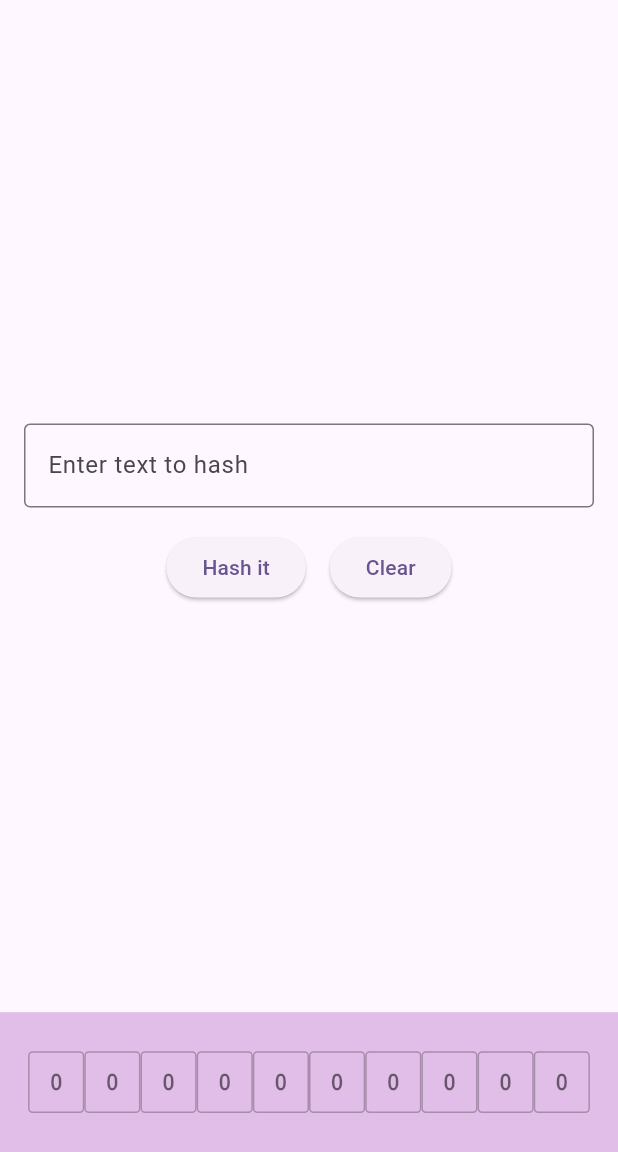
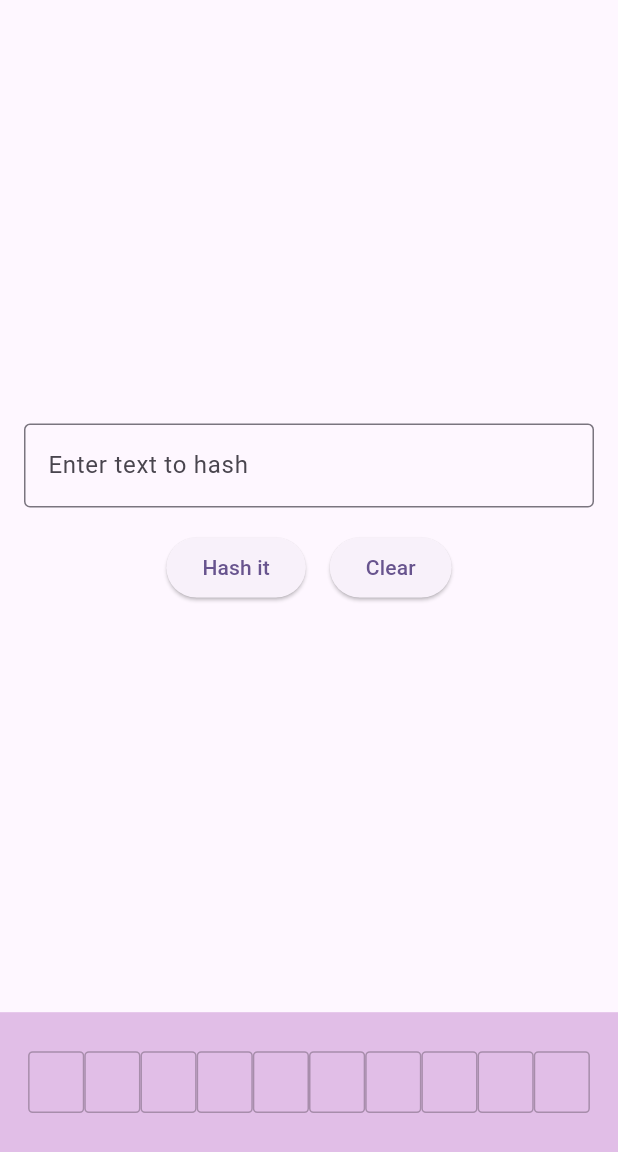
Before and after one commit to joesokhen/dsa_hash, a Flutter app: the screen it shows after launch, after a tap on "Clear", on a phone screen of 412 x 824 dp, the part 84-1236 px from its top. Run offline on Flutter 3.47's test engine with Material 3 defaults, Android fonts, the phone set to English and light mode, and no system bars.

Commit message:
main: Store String in array instead of int
Signed-off-by: Joe Al Sokhen <jya20008@students.aust.edu.lb>

```diff
--- a/lib/main.dart
+++ b/lib/main.dart
@@ -32,7 +32,7 @@
 
 class _MyHomePageState extends State<MyHomePage> {
   final TextEditingController _inputController = TextEditingController();
-  List<int> hashArray = List.filled(10, 0);
+  List<String> hashArray = List.filled(10, '');
   bool isHashButtonEnabled = true;
   String hashingProcess = '';
 
@@ -45,8 +45,8 @@
       int index = hash % 10; // Determine the index using modulo
       int newIndex = _findEmptySlot(index); // Find the nearest empty slot
       setState(() {
-        hashArray[newIndex] = hash; // Store the hash value at the determined index
-        if (hashArray.every((element) => element != 0)) {
+        hashArray[newIndex] = input; // Store the hash value at the determined index
+        if (hashArray.every((element) => element != '')) {
           isHashButtonEnabled = false; // Disable hash button if array is full
           _showArrayFullMessage();
         }
@@ -72,7 +72,7 @@
 
   int _findEmptySlot(int startIndex) {
     int index = startIndex;
-    while (hashArray[index] != 0) {
+    while (hashArray[index] != '') {
       index = (index + 1) % 10; // Move to the next index
     }
     return index;
@@ -81,7 +81,7 @@
   void _clearInput() {
     _inputController.clear();
     setState(() {
-      hashArray = List.filled(10, 0); // Reset the hash array
+      hashArray = List.filled(10, ''); // Reset the hash array
       isHashButtonEnabled = true; // Enable hash button
       hashingProcess = ''; // Clear the hashing process
     });
@@ -193,7 +193,7 @@
           mainAxisAlignment: MainAxisAlignment.center,
           children: List.generate(
             10,
-            (index) => Container(
+                (index) => Container(
               width: boxWidth,
               height: boxWidth * 1.1,
               decoration: BoxDecoration(
```
